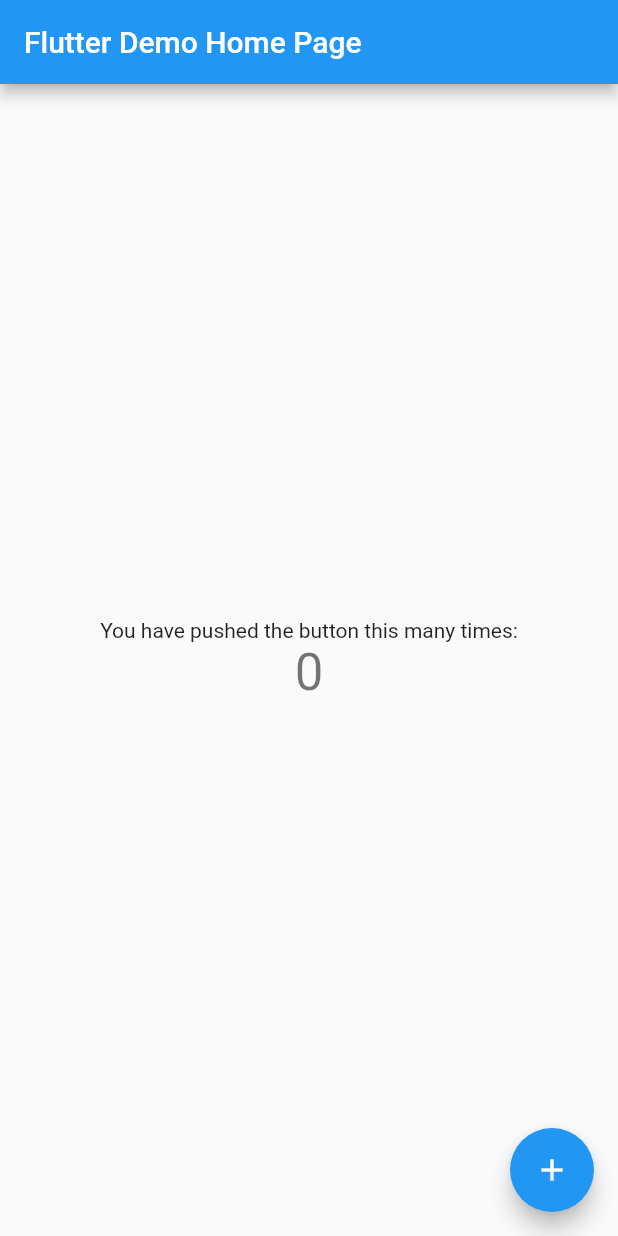
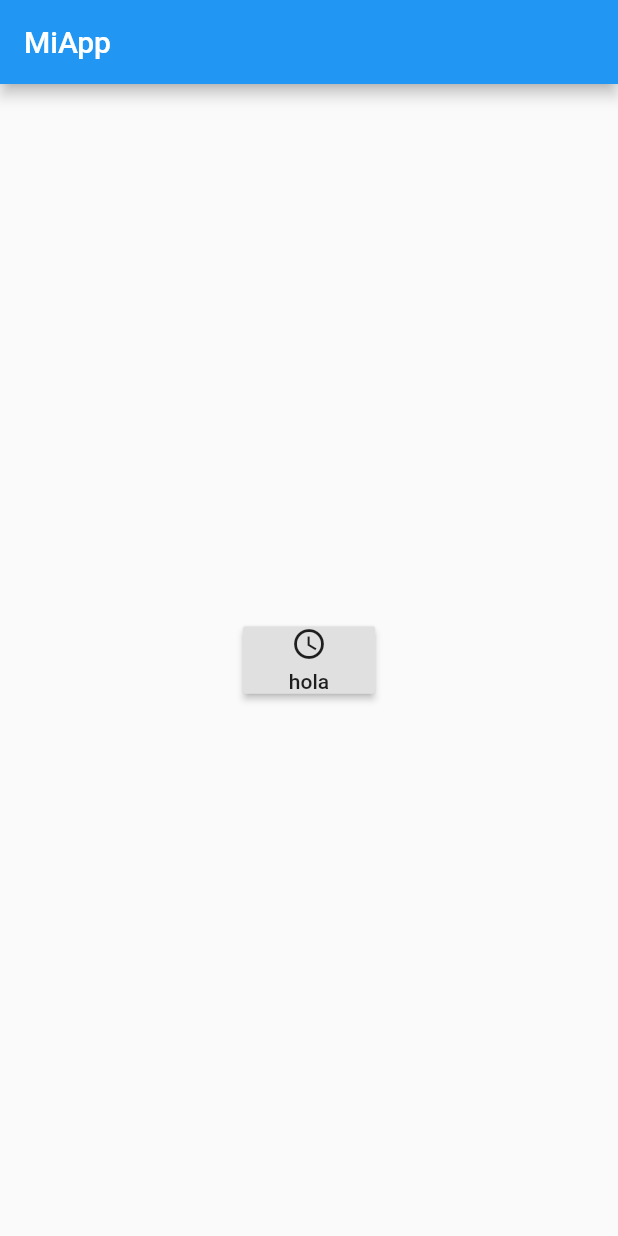
Before and after one commit to AstridSajquim/aprendiendo-flutter, a Flutter app: the screen it shows after launch, on a phone screen of 412 x 824 dp. Run offline on Flutter 3.47's test engine with Material 2 defaults, Android fonts, the phone set to English and light mode, and no system bars.

Commit message:
boton que imprime la hora actual en consola

```diff
--- a/myapp/lib/main.dart
+++ b/myapp/lib/main.dart
@@ -1,110 +1,52 @@
 import 'package:flutter/material.dart';
 
-void main() => runApp(MyApp());
+void main() => runApp(MiApp());
 
-class MyApp extends StatelessWidget {
-  // This widget is the root of your application.
+class MiApp extends StatelessWidget {
+  const MiApp({Key key}) : super(key: key);
+
   @override
   Widget build(BuildContext context) {
     return MaterialApp(
-      title: 'Flutter Demo',
-      theme: ThemeData(
-        // This is the theme of your application.
-        //
-        // Try running your application with "flutter run". You'll see the
-        // application has a blue toolbar. Then, without quitting the app, try
-        // changing the primarySwatch below to Colors.green and then invoke
-        // "hot reload" (press "r" in the console where you ran "flutter run",
-        // or press Run > Flutter Hot Reload in a Flutter IDE). Notice that the
-        // counter didn't reset back to zero; the application is not restarted.
-        primarySwatch: Colors.blue,
-      ),
-      home: MyHomePage(title: 'Flutter Demo Home Page'),
+      title: "Mi app",
+      home: Inicio(),
     );
   }
 }
 
-class MyHomePage extends StatefulWidget {
-  MyHomePage({Key key, this.title}) : super(key: key);
-
-  // This widget is the home page of your application. It is stateful, meaning
-  // that it has a State object (defined below) that contains fields that affect
-  // how it looks.
-
-  // This class is the configuration for the state. It holds the values (in this
-  // case the title) provided by the parent (in this case the App widget) and
-  // used by the build method of the State. Fields in a Widget subclass are
-  // always marked "final".
-
-  final String title;
-
+class Inicio extends StatefulWidget {
+  Inicio({Key key}) : super(key: key);
   @override
-  _MyHomePageState createState() => _MyHomePageState();
+  _InicioState createState() => _InicioState();
 }
 
-class _MyHomePageState extends State<MyHomePage> {
-  int _counter = 0;
-
-  void _incrementCounter() {
-    setState(() {
-      // This call to setState tells the Flutter framework that something has
-      // changed in this State, which causes it to rerun the build method below
-      // so that the display can reflect the updated values. If we changed
-      // _counter without calling setState(), then the build method would not be
-      // called again, and so nothing would appear to happen.
-      _counter++;
-    });
-  }
-
+class _InicioState extends State<Inicio> {
   @override
   Widget build(BuildContext context) {
-    // This method is rerun every time setState is called, for instance as done
-    // by the _incrementCounter method above.
-    //
-    // The Flutter framework has been optimized to make rerunning build methods
-    // fast, so that you can just rebuild anything that needs updating rather
-    // than having to individually change instances of widgets.
     return Scaffold(
         appBar: AppBar(
-        // Here we take the value from the MyHomePage object that was created by
-        // the App.build method, and use it to set our appbar title.
-        title: Text(widget.title),
+          title: Text("MiApp"),
         ),
         body: Center(
-        // Center is a layout widget. It takes a single child and positions it
-        // in the middle of the parent.
+          child: RaisedButton(
             child: Column(
-          // Column is also a layout widget. It takes a list of children and
-          // arranges them vertically. By default, it sizes itself to fit its
-          // children horizontally, and tries to be as tall as its parent.
-          //
-          // Invoke "debug painting" (press "p" in the console, choose the
-          // "Toggle Debug Paint" action from the Flutter Inspector in Android
-          // Studio, or the "Toggle Debug Paint" command in Visual Studio Code)
-          // to see the wireframe for each widget.
-          //
-          // Column has various properties to control how it sizes itself and
-          // how it positions its children. Here we use mainAxisAlignment to
-          // center the children vertically; the main axis here is the vertical
-          // axis because Columns are vertical (the cross axis would be
-          // horizontal).
-          mainAxisAlignment: MainAxisAlignment.center,
-          children: <Widget>[
-            Text(
-              'You have pushed the button this many times:',
+              mainAxisSize: MainAxisSize.min,
+              children: [
+                Icon(Icons.access_time),
+                SizedBox(
+                  height: 5.0,
                 ),
                 Text(
-              '$_counter',
-              style: Theme.of(context).textTheme.headline4,
-            ),
+                  "hola",
+                  textAlign: TextAlign.center,
+                )
               ],
             ),
+            onPressed: () {
+              var t = DateTime.now();
+              print(t);
+            },
           ),
-      floatingActionButton: FloatingActionButton(
-        onPressed: _incrementCounter,
-        tooltip: 'Increment',
-        child: Icon(Icons.add),
-      ), // This trailing comma makes auto-formatting nicer for build methods.
-    );
+        ));
   }
 }
```
Lines whose indentation alone changed are shown as unchanged.
